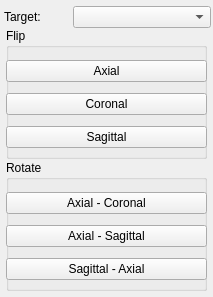
SCIInstitute/Seg3D, file src/Interface/ToolInterface/FlipToolInterface.ui: the form before one commit.
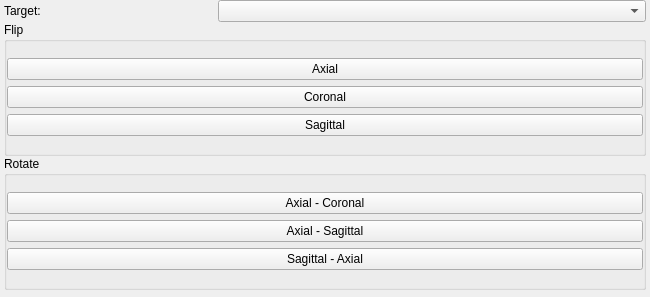
The form after the commit.

Commit message: updates for all tool widgets, all of them should expand, but dont yet,

Patch:
```diff
--- a/src/Interface/ToolInterface/FlipToolInterface.ui
+++ b/src/Interface/ToolInterface/FlipToolInterface.ui
@@ -6,25 +6,25 @@
    <rect>
     <x>0</x>
     <y>0</y>
-    <width>213</width>
+    <width>650</width>
     <height>297</height>
    </rect>
   </property>
   <property name="sizePolicy">
-   <sizepolicy hsizetype="Fixed" vsizetype="Fixed">
+   <sizepolicy hsizetype="Preferred" vsizetype="Fixed">
     <horstretch>0</horstretch>
     <verstretch>0</verstretch>
    </sizepolicy>
   </property>
   <property name="minimumSize">
    <size>
-    <width>213</width>
+    <width>0</width>
     <height>297</height>
    </size>
   </property>
   <property name="maximumSize">
    <size>
-    <width>213</width>
+    <width>16777215</width>
     <height>297</height>
    </size>
   </property>
@@ -43,55 +43,86 @@
   <property name="windowTitle">
    <string>Flip Tool</string>
   </property>
-  <widget class="QWidget" name="layoutWidget_2">
-   <property name="geometry">
-    <rect>
-     <x>4</x>
-     <y>4</y>
-     <width>207</width>
-     <height>26</height>
-    </rect>
+  <layout class="QVBoxLayout" name="verticalLayout_3">
+   <property name="spacing">
+    <number>0</number>
    </property>
+   <property name="leftMargin">
+    <number>4</number>
+   </property>
+   <property name="topMargin">
+    <number>0</number>
+   </property>
+   <property name="rightMargin">
+    <number>4</number>
+   </property>
+   <property name="bottomMargin">
+    <number>4</number>
+   </property>
+   <item>
    <layout class="QHBoxLayout" name="activeHLayout" stretch="1,2">
     <property name="spacing">
      <number>0</number>
     </property>
     <item>
      <widget class="QLabel" name="activeLabel">
+       <property name="sizePolicy">
+        <sizepolicy hsizetype="Expanding" vsizetype="Preferred">
+         <horstretch>0</horstretch>
+         <verstretch>0</verstretch>
+        </sizepolicy>
+       </property>
       <property name="text">
        <string>Target:</string>
       </property>
      </widget>
     </item>
     <item>
-     <widget class="QComboBox" name="activeComboBox"/>
-    </item>
-   </layout>
-  </widget>
+      <widget class="QComboBox" name="activeComboBox">
+       <property name="sizePolicy">
+        <sizepolicy hsizetype="Expanding" vsizetype="Fixed">
+         <horstretch>0</horstretch>
+         <verstretch>0</verstretch>
+        </sizepolicy>
+       </property>
+      </widget>
+     </item>
+    </layout>
+   </item>
+   <item>
   <widget class="QGroupBox" name="flipGroupBox">
-   <property name="geometry">
-    <rect>
-     <x>6</x>
-     <y>28</y>
-     <width>201</width>
-     <height>131</height>
-    </rect>
+     <property name="sizePolicy">
+      <sizepolicy hsizetype="Expanding" vsizetype="Fixed">
+       <horstretch>0</horstretch>
+       <verstretch>0</verstretch>
+      </sizepolicy>
+     </property>
+     <property name="minimumSize">
+      <size>
+       <width>0</width>
+       <height>134</height>
+      </size>
+     </property>
+     <property name="maximumSize">
+      <size>
+       <width>16777215</width>
+       <height>134</height>
+      </size>
    </property>
    <property name="title">
     <string>Flip</string>
    </property>
-   <widget class="QWidget" name="layoutWidget">
-    <property name="geometry">
-     <rect>
-      <x>0</x>
-      <y>22</y>
-      <width>201</width>
-      <height>109</height>
-     </rect>
-    </property>
-    <layout class="QVBoxLayout" name="flipVLayout">
+     <layout class="QVBoxLayout" name="verticalLayout">
+      <property name="spacing">
+       <number>0</number>
+      </property>
+      <property name="margin">
+       <number>0</number>
+      </property>
+      <item>
+       <layout class="QVBoxLayout" name="flipVLayout" stretch="0,0,0">
      <property name="spacing">
-      <number>1</number>
+         <number>6</number>
      </property>
      <item>
       <widget class="QPushButton" name="flipAxialButton">
@@ -124,32 +155,44 @@
       </widget>
      </item>
     </layout>
-   </widget>
-  </widget>
+      </item>
+     </layout>
+    </widget>
+   </item>
+   <item>
   <widget class="QGroupBox" name="rotateGroupBox">
-   <property name="geometry">
-    <rect>
-     <x>6</x>
-     <y>160</y>
-     <width>201</width>
-     <height>131</height>
-    </rect>
+     <property name="sizePolicy">
+      <sizepolicy hsizetype="Expanding" vsizetype="Fixed">
+       <horstretch>0</horstretch>
+       <verstretch>0</verstretch>
+      </sizepolicy>
+     </property>
+     <property name="minimumSize">
+      <size>
+       <width>0</width>
+       <height>134</height>
+      </size>
+     </property>
+     <property name="maximumSize">
+      <size>
+       <width>16777215</width>
+       <height>134</height>
+      </size>
    </property>
    <property name="title">
     <string>Rotate</string>
    </property>
-   <widget class="QWidget" name="layoutWidget">
-    <property name="geometry">
-     <rect>
-      <x>0</x>
-      <y>22</y>
-      <width>201</width>
-      <height>109</height>
-     </rect>
-    </property>
-    <layout class="QVBoxLayout" name="rotateVLayout">
+     <layout class="QVBoxLayout" name="verticalLayout_2">
+      <property name="spacing">
+       <number>0</number>
+      </property>
+      <property name="margin">
+       <number>0</number>
+      </property>
+      <item>
+       <layout class="QVBoxLayout" name="rotateVLayout" stretch="0,0,0">
      <property name="spacing">
-      <number>1</number>
+         <number>6</number>
      </property>
      <item>
       <widget class="QPushButton" name="rotateACButton">
@@ -182,8 +225,11 @@
       </widget>
      </item>
     </layout>
-   </widget>
-  </widget>
+      </item>
+     </layout>
+    </widget>
+   </item>
+  </layout>
  </widget>
  <resources/>
  <connections/>
```
Left out of the diff: 6 changed lines with no effect on the pictures. Lines whose indentation alone changed are shown as unchanged. The commit also changes 36 other files.
